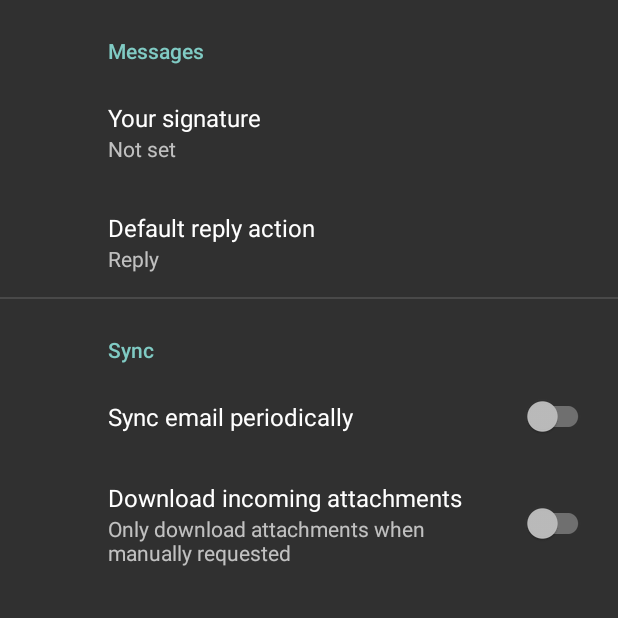
After one commit to Epirex/com.supranet.webview, an Android app: the SettingsActivity screen opened directly, with no data from a screen before it, on a phone screen of 412 x 824 dp, the top half of it. The commit adds this screen. Run offline under Robolectric (Android 15) with nearby library versions, the phone set to English and light mode, and no system bars; our stand-ins replace androidx.preference.

Commit message:
Add Settings activity
Signed-off-by: Epirex <estebanguzzo@gmail.com>

```diff
--- a/app/build.gradle
+++ b/app/build.gradle
@@ -44,6 +44,7 @@ dependencies {
     implementation 'androidx.navigation:navigation-fragment-ktx:2.0.0-rc02'
     implementation 'androidx.navigation:navigation-ui-ktx:2.0.0-rc02'
     implementation 'com.google.android.material:material:1.0.0'
+    implementation 'androidx.preference:preference:1.2.0'
     testImplementation 'junit:junit:4.13.2'
     androidTestImplementation 'androidx.test.ext:junit:1.1.1'
     androidTestImplementation 'androidx.test.espresso:espresso-core:3.1.0'
--- a/app/src/main/AndroidManifest.xml
+++ b/app/src/main/AndroidManifest.xml
@@ -14,6 +14,10 @@
         android:theme="@style/Theme.AppCompat.NoActionBar"
         tools:targetApi="31">
         <activity
+            android:name=".SettingsActivity"
+            android:exported="false"
+            android:label="@string/title_activity_settings" />
+        <activity
             android:name=".MainActivity2"
             android:exported="false"
             android:label="@string/title_activity_main2" />
@@ -22,6 +26,7 @@
             android:exported="true">
             <intent-filter>
                 <action android:name="android.intent.action.MAIN" />
+
                 <category android:name="android.intent.category.LAUNCHER" />
             </intent-filter>
         </activity>
--- a/app/src/main/java/com/supranet/webview/MainActivity.kt
+++ b/app/src/main/java/com/supranet/webview/MainActivity.kt
@@ -23,7 +23,7 @@ class MainActivity : AppCompatActivity() {
         myWebView.loadUrl("https://${dato}")
         val button1=findViewById<Button>(R.id.button1)
         button1.setOnClickListener {
-            val intento1 = Intent(this, MainActivity2::class.java)
+            val intento1 = Intent(this, SettingsActivity::class.java)
             startActivity(intento1)
             }
         }
--- /dev/null
+++ b/app/src/main/java/com/supranet/webview/SettingsActivity.kt
@@ -0,0 +1,26 @@
+package com.supranet.webview
+
+import android.os.Bundle
+import androidx.appcompat.app.AppCompatActivity
+import androidx.preference.PreferenceFragmentCompat
+
+class SettingsActivity : AppCompatActivity() {
+
+    override fun onCreate(savedInstanceState: Bundle?) {
+        super.onCreate(savedInstanceState)
+        setContentView(R.layout.settings_activity)
+        if (savedInstanceState == null) {
+            supportFragmentManager
+                .beginTransaction()
+                .replace(R.id.settings, SettingsFragment())
+                .commit()
+        }
+        supportActionBar?.setDisplayHomeAsUpEnabled(true)
+    }
+
+    class SettingsFragment : PreferenceFragmentCompat() {
+        override fun onCreatePreferences(savedInstanceState: Bundle?, rootKey: String?) {
+            setPreferencesFromResource(R.xml.root_preferences, rootKey)
+        }
+    }
+}
--- /dev/null
+++ b/app/src/main/res/layout/settings_activity.xml
@@ -0,0 +1,9 @@
+<LinearLayout xmlns:android="http://schemas.android.com/apk/res/android"
+    android:layout_width="match_parent"
+    android:layout_height="match_parent">
+
+    <FrameLayout
+        android:id="@+id/settings"
+        android:layout_width="match_parent"
+        android:layout_height="match_parent" />
+</LinearLayout>
--- /dev/null
+++ b/app/src/main/res/values/arrays.xml
@@ -0,0 +1,12 @@
+<resources>
+    <!-- Reply Preference -->
+    <string-array name="reply_entries">
+        <item>Reply</item>
+        <item>Reply to all</item>
+    </string-array>
+
+    <string-array name="reply_values">
+        <item>reply</item>
+        <item>reply_all</item>
+    </string-array>
+</resources>
--- a/app/src/main/res/values/strings.xml
+++ b/app/src/main/res/values/strings.xml
@@ -5,4 +5,20 @@
     <string name="title_dashboard">Dashboard</string>
     <string name="title_notifications">Notifications</string>
     <string name="button_send">something text</string>
+    <string name="title_activity_settings">SettingsActivity</string>
+
+    <!-- Preference Titles -->
+    <string name="messages_header">Messages</string>
+    <string name="sync_header">Sync</string>
+
+    <!-- Messages Preferences -->
+    <string name="signature_title">Your signature</string>
+    <string name="reply_title">Default reply action</string>
+
+    <!-- Sync Preferences -->
+    <string name="sync_title">Sync email periodically</string>
+    <string name="attachment_title">Download incoming attachments</string>
+    <string name="attachment_summary_on">Automatically download attachments for incoming emails
+    </string>
+    <string name="attachment_summary_off">Only download attachments when manually requested</string>
 </resources>
--- /dev/null
+++ b/app/src/main/res/xml/root_preferences.xml
@@ -0,0 +1,35 @@
+<PreferenceScreen xmlns:app="http://schemas.android.com/apk/res-auto">
+
+    <PreferenceCategory app:title="@string/messages_header">
+
+        <EditTextPreference
+            app:key="signature"
+            app:title="@string/signature_title"
+            app:useSimpleSummaryProvider="true" />
+
+        <ListPreference
+            app:defaultValue="reply"
+            app:entries="@array/reply_entries"
+            app:entryValues="@array/reply_values"
+            app:key="reply"
+            app:title="@string/reply_title"
+            app:useSimpleSummaryProvider="true" />
+
+    </PreferenceCategory>
+
+    <PreferenceCategory app:title="@string/sync_header">
+
+        <SwitchPreferenceCompat
+            app:key="sync"
+            app:title="@string/sync_title" />
+
+        <SwitchPreferenceCompat
+            app:dependency="sync"
+            app:key="attachment"
+            app:summaryOff="@string/attachment_summary_off"
+            app:summaryOn="@string/attachment_summary_on"
+            app:title="@string/attachment_title" />
+
+    </PreferenceCategory>
+
+</PreferenceScreen>
```
